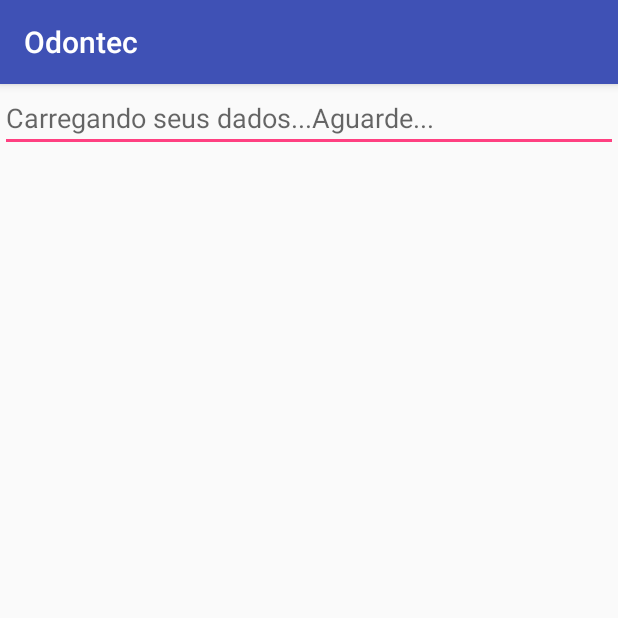
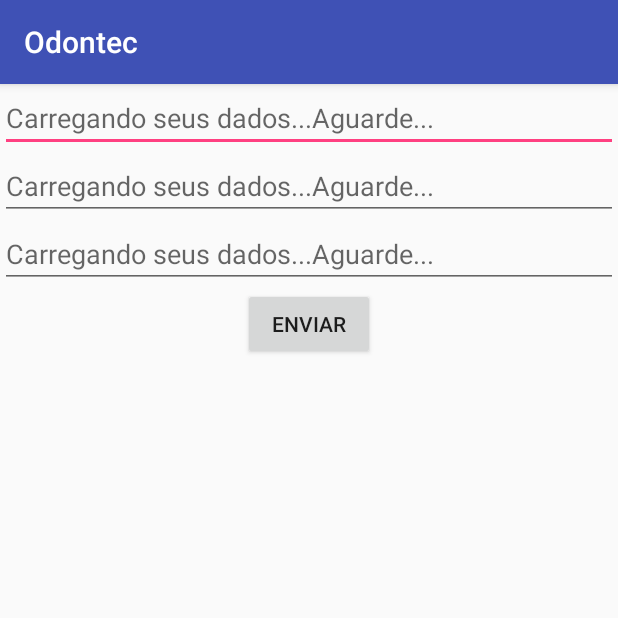
Before and after one commit to AntonioRoberio/OdontecApp, an Android app: the AtualizarDados screen opened directly, with no data from a screen before it, on a phone screen of 412 x 824 dp, the top half of it. Run offline under Robolectric (Android 15) with nearby library versions, the phone set to English and light mode, and no system bars; our stand-ins replace Firebase (no records; nobody signed in at launch, a user with empty details on screens opened directly); 3 statements that could not run were skipped.

Commit message:
implementado os métodos que fazem  atualização dos dados do usuáio no banco de dados, reset de sua senha e exclusão de sua conta Odontec

```diff
--- a/app/src/main/java/com/des/odontec/equipe/odontec/View/AtualizarDados.java
+++ b/app/src/main/java/com/des/odontec/equipe/odontec/View/AtualizarDados.java
@@ -4,30 +4,46 @@ package com.des.odontec.equipe.odontec.View;
 import android.os.Handler;
 import android.support.v7.app.AppCompatActivity;
 import android.os.Bundle;
+import android.view.View;
+import android.widget.Button;
 import android.widget.EditText;
 
 import com.des.odontec.equipe.odontec.Controller.UsuarioController;
+import com.des.odontec.equipe.odontec.Model.Usuario;
 import com.des.odontec.equipe.odontec.R;
 
 public class AtualizarDados extends AppCompatActivity implements Runnable{
-   private EditText nome;
+    private EditText nome;
+    private EditText estado;
+    private EditText cidade;
+    private Button atualizar;
     private String[] s;
     @Override
     protected void onCreate(Bundle savedInstanceState) {
         super.onCreate(savedInstanceState);
         setContentView(R.layout.activity_atualizar_dados);
         nome=(EditText) findViewById(R.id.pegarNome);
+        estado=(EditText) findViewById(R.id.pegarEstado);
+        cidade=(EditText) findViewById(R.id.pegarCidade);
+        atualizar=(Button) findViewById(R.id.enviarAtualizacao);
         UsuarioController usuarioController=new UsuarioController();
         usuarioController.pegarDados(AtualizarDados.this);
         s=usuarioController.renoDados(AtualizarDados.this);
         nome.setText(s[0].toString());
+        estado.setText(s[1].toString());
+        cidade.setText(s[2].toString());
         boolean teste=nome.getText().toString().isEmpty();
         if(teste){
             Handler handler=new Handler();
             handler.postDelayed(this,10000);
         }
 
-
+        atualizar.setOnClickListener(new View.OnClickListener() {
+            @Override
+            public void onClick(View v) {
+                atualizarDados();
+            }
+        });
 
 
     }
@@ -37,5 +53,16 @@ public class AtualizarDados extends AppCompatActivity implements Runnable{
         UsuarioController usuarioController=new UsuarioController();
         s=usuarioController.renoDados(AtualizarDados.this);
         nome.setText(s[0].toString());
+        estado.setText(s[1].toString());
+        cidade.setText(s[2].toString());
+    }
+
+    private void atualizarDados(){
+        Usuario usuario=new Usuario();
+        usuario.setNome(nome.getText().toString());
+        usuario.setEstado(estado.getText().toString());
+        usuario.setCidade(cidade.getText().toString());
+        UsuarioController usuarioController=new UsuarioController();
+        usuarioController.atualizarDados(usuario);
     }
 }
--- a/app/src/main/java/com/des/odontec/equipe/odontec/View/ResetSenha.java
+++ b/app/src/main/java/com/des/odontec/equipe/odontec/View/ResetSenha.java
@@ -10,6 +10,7 @@ import android.widget.EditText;
 import android.widget.Toast;
 
 import com.des.odontec.equipe.odontec.Dao.ConfiguracaoFirebase;
+import com.des.odontec.equipe.odontec.Dao.UsuarioDao;
 import com.des.odontec.equipe.odontec.Model.Usuario;
 import com.des.odontec.equipe.odontec.R;
 import com.google.android.gms.tasks.OnCompleteListener;
@@ -54,4 +55,6 @@ public class ResetSenha extends AppCompatActivity {
             }
         });
     }
-}
+
+
+    }
--- a/app/src/main/res/layout/activity_atualizar_dados.xml
+++ b/app/src/main/res/layout/activity_atualizar_dados.xml
@@ -11,5 +11,27 @@
         android:layout_height="wrap_content"
         android:hint="Carregando seus dados...Aguarde..."
         android:id="@+id/pegarNome"/>
+    <EditText
+        android:layout_width="match_parent"
+        android:layout_height="wrap_content"
+        android:hint="Carregando seus dados...Aguarde..."
+        android:id="@+id/pegarEstado"/>
+    <EditText
+        android:layout_width="match_parent"
+        android:layout_height="wrap_content"
+        android:hint="Carregando seus dados...Aguarde..."
+        android:id="@+id/pegarCidade"/>
+    <LinearLayout
+        android:layout_width="match_parent"
+        android:layout_height="wrap_content"
+        android:orientation="horizontal"
+        android:gravity="center">
+        <Button
+            android:layout_width="wrap_content"
+            android:layout_height="wrap_content"
+            android:text="Enviar"
+            android:id="@+id/enviarAtualizacao"/>
+    </LinearLayout>
+
 
 </LinearLayout>
--- a/app/src/main/res/layout/activity_tela_principal.xml
+++ b/app/src/main/res/layout/activity_tela_principal.xml
@@ -17,6 +17,11 @@
         android:layout_height="wrap_content"
         android:text="Atualizar Dados"
         android:id="@+id/atualizarInformacoes"/>
+    <Button
+        android:layout_width="wrap_content"
+        android:layout_height="wrap_content"
+        android:text="Excluir conta"
+        android:id="@+id/excluirConta"/>
 
 
 
```
Also changed, not shown: app/src/main/java/com/des/odontec/equipe/odontec/Controller/UsuarioController.java (+12 -0 lines), app/src/main/java/com/des/odontec/equipe/odontec/Dao/UsuarioDao.java (+52 -24 lines), app/src/main/java/com/des/odontec/equipe/odontec/View/TelaPrincipal.java (+14 -0 lines).
